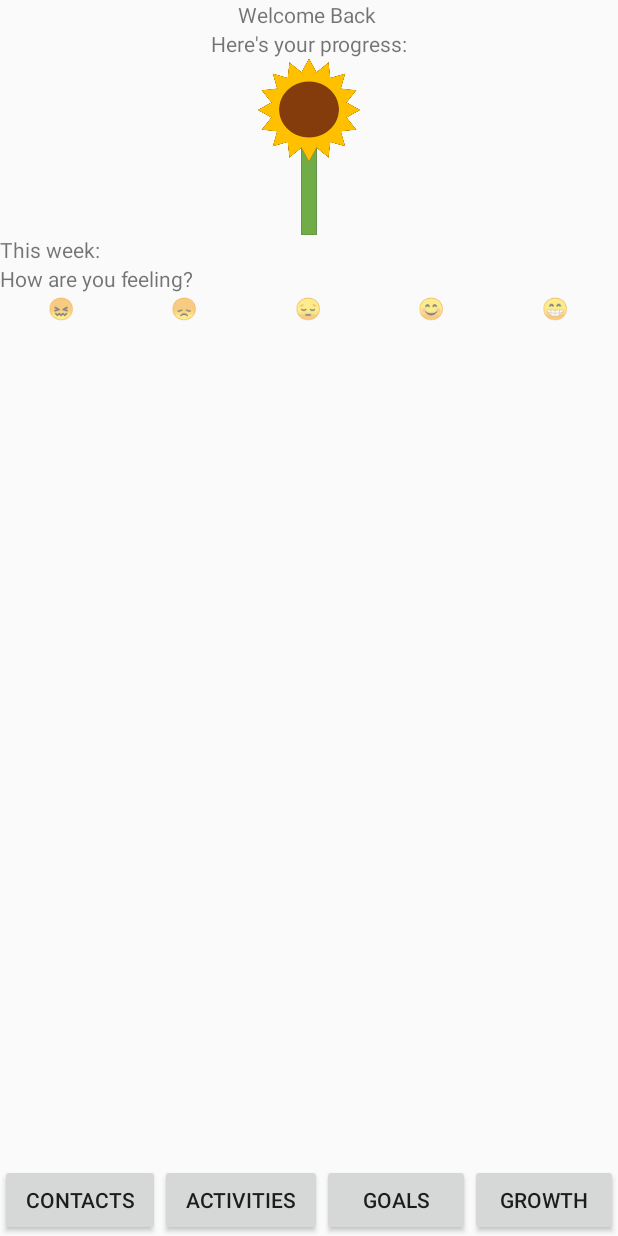
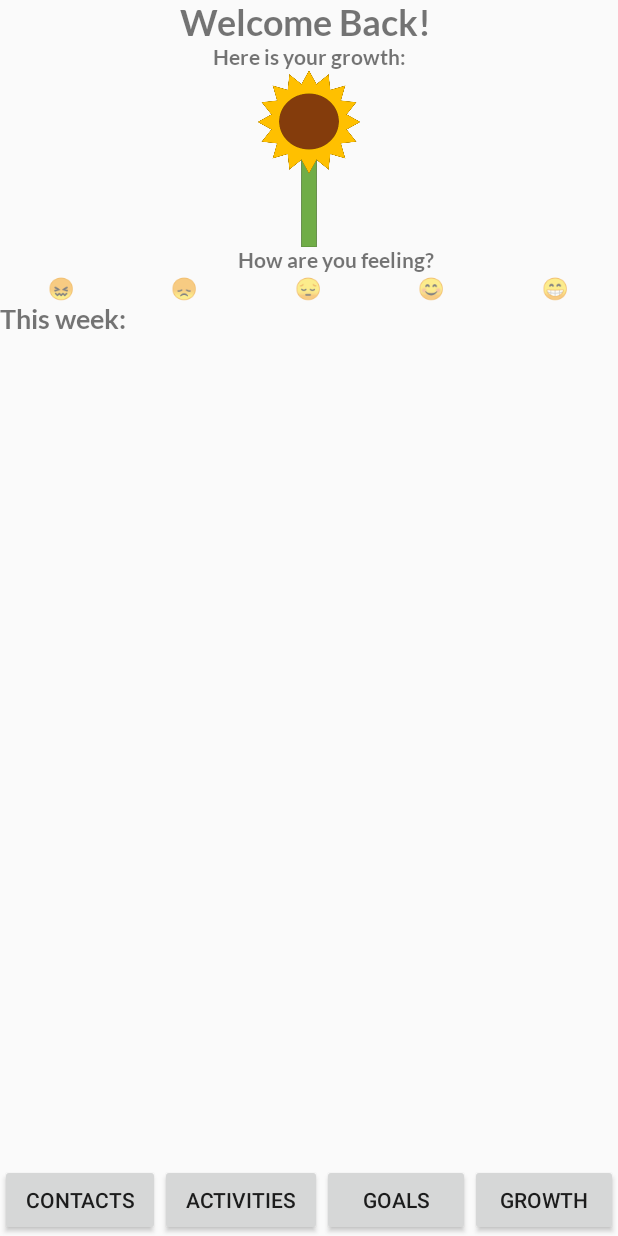
Before and after one commit to cfg-columbus18/team-8, an Android app: the MainActivity screen opened directly, with no data from a screen before it, on a phone screen of 412 x 824 dp. Run offline under Robolectric (Android 15) with nearby library versions, the phone set to English and light mode, and no system bars; Roboto replaces fonts that are not available here.

Commit message:
updated fonts and sizes for dashboard

```diff
--- a/app/src/main/res/layout/activity_main.xml
+++ b/app/src/main/res/layout/activity_main.xml
@@ -16,14 +16,18 @@
             android:id="@+id/welcome_message"
             android:layout_width="match_parent"
             android:layout_height="wrap_content"
+            android:fontFamily="@font/lato_bold"
             android:gravity="center"
-            android:text="@string/welcome_back" />
+            android:text="Welcome Back!"
+            android:textSize="24sp" />
 
         <TextView
             android:layout_width="match_parent"
             android:layout_height="wrap_content"
+            android:fontFamily="@font/lato_bold"
             android:gravity="center"
-            android:text="@string/here_s_your_progress" />
+            android:text="Here is your growth:"
+            android:textSize="14sp" />
 
         <ImageView
             android:layout_width="match_parent"
@@ -34,12 +38,11 @@
         <TextView
             android:layout_width="match_parent"
             android:layout_height="wrap_content"
-            android:text="This week:" />
-
-        <TextView
-            android:layout_width="match_parent"
-            android:layout_height="wrap_content"
-            android:text="How are you feeling?" />
+            android:fontFamily="@font/lato_bold"
+            android:text="
+            How are you feeling?"
+            android:textAlignment="center"
+            android:textSize="14sp" />
 
         <LinearLayout
             android:layout_width="match_parent"
@@ -93,6 +96,13 @@
                 android:text="😁" />
         </LinearLayout>
 
+        <TextView
+            android:layout_width="match_parent"
+            android:layout_height="wrap_content"
+            android:fontFamily="@font/lato_bold"
+            android:text="This week:"
+            android:textSize="18sp" />
+
     </LinearLayout>
 
     <LinearLayout
```
